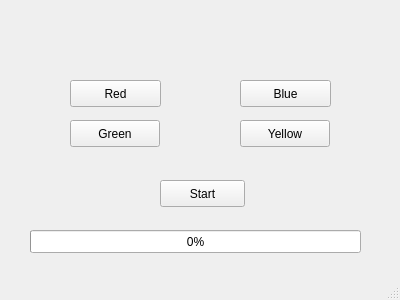
Above: Assignment5-BinarySimon/Assignment5-BinarySimon/mainwindow.ui from thePeterPan/CS3505-2016 before the change. Below: the same form after it.
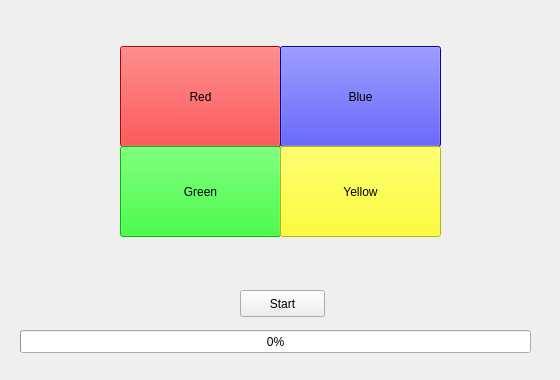
That is the form after the change.

What changed in the file:
```diff
--- a/Assignment5-BinarySimon/Assignment5-BinarySimon/mainwindow.ui
+++ b/Assignment5-BinarySimon/Assignment5-BinarySimon/mainwindow.ui
@@ -6,8 +6,8 @@
    <rect>
     <x>0</x>
     <y>0</y>
-    <width>400</width>
-    <height>300</height>
+    <width>560</width>
+    <height>380</height>
    </rect>
   </property>
   <property name="windowTitle">
@@ -17,8 +17,8 @@
    <widget class="QPushButton" name="pushButton_start">
     <property name="geometry">
      <rect>
-      <x>160</x>
-      <y>180</y>
+      <x>240</x>
+      <y>290</y>
       <width>85</width>
       <height>27</height>
      </rect>
@@ -30,12 +30,15 @@
    <widget class="QPushButton" name="pushButton_red">
     <property name="geometry">
      <rect>
-      <x>70</x>
-      <y>80</y>
-      <width>91</width>
-      <height>27</height>
+      <x>120</x>
+      <y>46</y>
+      <width>161</width>
+      <height>101</height>
      </rect>
     </property>
+    <property name="styleSheet">
+     <string notr="true">background-color: #FF0000;</string>
+    </property>
     <property name="text">
      <string>Red</string>
     </property>
@@ -43,22 +46,31 @@
    <widget class="QPushButton" name="pushButton_blue">
     <property name="geometry">
      <rect>
-      <x>240</x>
-      <y>80</y>
-      <width>91</width>
-      <height>27</height>
+      <x>280</x>
+      <y>46</y>
+      <width>161</width>
+      <height>101</height>
      </rect>
     </property>
+    <property name="autoFillBackground">
+     <bool>false</bool>
+    </property>
+    <property name="styleSheet">
+     <string notr="true">background-color: #0000FF;</string>
+    </property>
     <property name="text">
      <string>Blue</string>
     </property>
+    <property name="flat">
+     <bool>false</bool>
+    </property>
    </widget>
    <widget class="QProgressBar" name="progressBar">
     <property name="geometry">
      <rect>
-      <x>30</x>
-      <y>230</y>
-      <width>331</width>
+      <x>20</x>
+      <y>330</y>
+      <width>511</width>
       <height>23</height>
      </rect>
     </property>
@@ -69,8 +81,8 @@
    <widget class="QLabel" name="label_currentPlayer">
     <property name="geometry">
      <rect>
-      <x>120</x>
-      <y>150</y>
+      <x>200</x>
+      <y>260</y>
       <width>171</width>
       <height>20</height>
      </rect>
@@ -85,12 +97,15 @@
    <widget class="QPushButton" name="pushButton_green">
     <property name="geometry">
      <rect>
-      <x>70</x>
-      <y>120</y>
-      <width>90</width>
-      <height>27</height>
+      <x>120</x>
+      <y>146</y>
+      <width>161</width>
+      <height>91</height>
      </rect>
     </property>
+    <property name="styleSheet">
+     <string notr="true">background-color: #00FF00;</string>
+    </property>
     <property name="text">
      <string>Green</string>
     </property>
@@ -98,18 +113,25 @@
    <widget class="QPushButton" name="pushButton_yellow">
     <property name="geometry">
      <rect>
-      <x>240</x>
-      <y>120</y>
-      <width>90</width>
-      <height>27</height>
+      <x>280</x>
+      <y>146</y>
+      <width>161</width>
+      <height>91</height>
      </rect>
     </property>
+    <property name="styleSheet">
+     <string notr="true">background-color: #FFFF00;</string>
+    </property>
     <property name="text">
      <string>Yellow</string>
     </property>
    </widget>
   </widget>
-  <widget class="QStatusBar" name="statusBar"/>
+  <widget class="QStatusBar" name="statusBar">
+   <property name="sizeGripEnabled">
+    <bool>false</bool>
+   </property>
+  </widget>
  </widget>
  <layoutdefault spacing="6" margin="11"/>
  <resources/>
```
